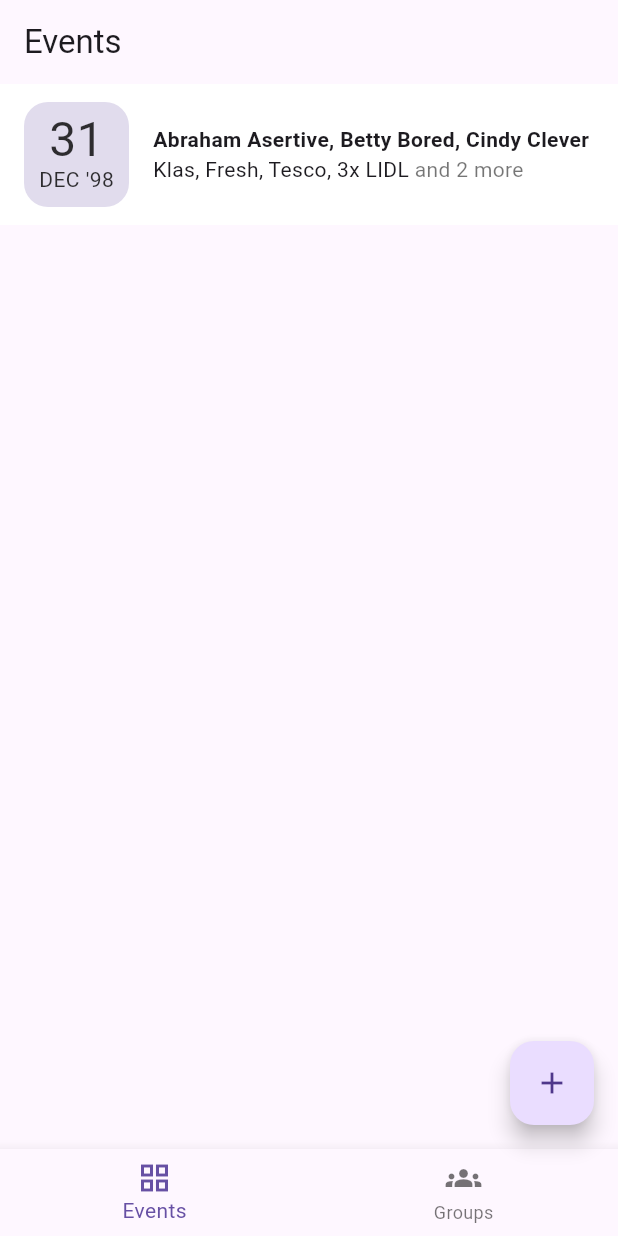
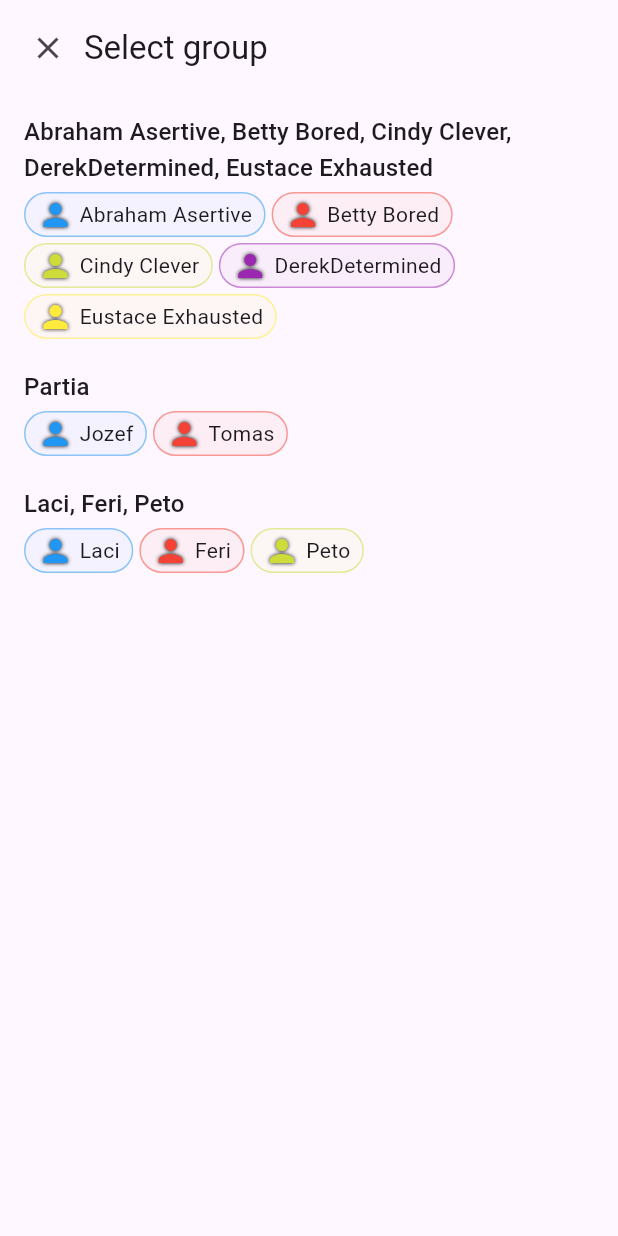
Before and after one commit to RoboBaranik/receipt_calculator, a Flutter app: the screen it shows after launch, after a tap on the "add" icon, on a phone screen of 412 x 824 dp. Run offline on Flutter 3.47's test engine with Material 2 defaults, Android fonts, the phone set to English and light mode, and no system bars; our stand-ins replace expandable, flutter_slidable; missing offline and left inert: dart:ffi, qr_code_scanner.

Commit message:
Adding events

```diff
--- a/lib/data/receipt_payment.dart
+++ b/lib/data/receipt_payment.dart
@@ -106,18 +106,19 @@ class Event {
 
   List<String> allStoresToString([int? maxLength]) {
     // Join duplicate store names with prefixed multiplicator
-    List<String> storeNames = //receipts.map((receipt) => receipt.name)
-        [
-      'LIDL',
-      'Fresh',
-      'LIDL',
-      'LIDL',
-      'Tesco',
-      'Klas',
-      'Kaufland',
-      'Kaufland',
-      'Test store'
-    ]
+    List<String> storeNames = receipts
+        .map((receipt) => receipt.name)
+        //     [
+        //   'LIDL',
+        //   'Fresh',
+        //   'LIDL',
+        //   'LIDL',
+        //   'Tesco',
+        //   'Klas',
+        //   'Kaufland',
+        //   'Kaufland',
+        //   'Test store'
+        // ]
         .groupFoldBy((name) => name, (previous, name) {
           if (previous == null) {
             return 1;
@@ -161,6 +162,12 @@ class Event {
     }
     return shortened;
   }
+
+  @override
+  String toString() {
+    // TODO: implement toString
+    return 'Event of group ${group.toString()} created in $timeCreated with ${receipts.length} receipts';
+  }
 }
 
 class PersonGroup {
--- a/lib/helper.dart
+++ b/lib/helper.dart
@@ -44,6 +44,16 @@ class Helper {
 
   static String dateToShortYearString(DateTime time) {
     return DateFormat("''yy", Helper.locale).format(time);
+  }
+
+  static DateTime mergeDateAndTime(
+      [DateTime? date, TimeOfDay? time, DateTime? defaultDate]) {
+    defaultDate ??= DateTime.now();
+    time ??= TimeOfDay.now();
+    if (date == null) {
+      return defaultDate;
+    }
+    return DateTime(date.year, date.month, date.day, time.hour, time.minute);
   }
 
   static DateTime? jsonDateParse(String time) {
--- a/lib/pages/receipt_groups_page.dart
+++ b/lib/pages/receipt_groups_page.dart
@@ -4,7 +4,9 @@ import 'package:receipt_calculator/data/receipt_payment.dart';
 import 'package:receipt_calculator/helper.dart';
 import 'package:receipt_calculator/routes.dart';
 import 'package:receipt_calculator/widgets/drawer.dart';
+import 'package:receipt_calculator/widgets/person_chip.dart';
 import 'package:receipt_calculator/widgets/receipt_groups/date.dart';
+import 'package:receipt_calculator/widgets/receipt_groups/dialog_event_add.dart';
 
 class ReceiptGroupsPage extends StatefulWidget {
   static const String route = 'groups';
@@ -23,16 +25,50 @@ class ReceiptGroupsPage extends StatefulWidget {
   State<ReceiptGroupsPage> createState() => _ReceiptGroupsPageState();
 }
 
-enum _ReceiptGroupsPageTab { groups, members }
+enum _ReceiptGroupsPageTab { events, members }
 
 class _ReceiptGroupsPageState extends State<ReceiptGroupsPage> {
-  _ReceiptGroupsPageTab selectedTab = _ReceiptGroupsPageTab.groups;
+  _ReceiptGroupsPageTab selectedTab = _ReceiptGroupsPageTab.events;
+
+  void openEvent(Event event) {
+    Navigator.pushNamed(context, Routes.receiptList, arguments: event);
+  }
+
+  void createEvent() {
+    showDialog<PersonGroup>(
+      context: context,
+      builder: (_) => DialogEventAdd(groups: widget.memberGroups),
+    ).then((group) {
+      if (group == null) return;
+      showDatePicker(
+              context: context,
+              initialDate: DateTime.now(),
+              firstDate: DateTime(1970),
+              lastDate: DateTime(3000))
+          .then((date) async {
+        if (date == null) {
+          Event createdEvent = Event(group: group);
+          widget.events.add(createdEvent);
+          setState(() {});
+          return;
+        }
+        TimeOfDay? time = await showTimePicker(
+            context: context, initialTime: TimeOfDay.now());
+        date = Helper.mergeDateAndTime(date, time);
+
+        Event createdEvent = Event(group: group, created: date);
+        widget.events.add(createdEvent);
+        setState(() {});
+      });
+      // debugPrint('Group ${group.toString()} was selected');
+    });
+  }
 
   @override
   Widget build(BuildContext context) {
     return Scaffold(
       appBar: AppBar(
-          title: selectedTab == _ReceiptGroupsPageTab.groups
+          title: selectedTab == _ReceiptGroupsPageTab.events
               ? const Text('Events')
               : const Text('Groups')),
       // drawer: const Drawer(
@@ -40,16 +76,9 @@ class _ReceiptGroupsPageState extends State<ReceiptGroupsPage> {
       // ),
       floatingActionButton: FloatingActionButton(
         onPressed: () {
-          // showDialog<Receipt>(
-          //   context: context,
-          //   builder: (_) => const DialogReceiptAdd(),
-          // ).then((createdReceipt) {
-          //   if (createdReceipt != null) {
-          //     debugPrint('New receipt $createdReceipt');
-          //     widget.group.receipts.add(createdReceipt);
-          //     setState(() {});
-          //   }
-          // });
+          if (selectedTab == _ReceiptGroupsPageTab.events) {
+            createEvent();
+          }
         },
         child: const Icon(Icons.add),
       ),
@@ -71,15 +100,14 @@ class _ReceiptGroupsPageState extends State<ReceiptGroupsPage> {
     return ListView.separated(
         itemBuilder: (context, index) {
           Event event = widget.events.elementAt(index);
-          String groupName =
-              'Abraham Asertive, Betty Bored, Cindy Clever'; //event.group.toString();
+          String groupName = event.group.toString();
+          // 'Abraham Asertive, Betty Bored, Cindy Clever';
 
           List<String> stores = event.allStoresToString(39);
           return GestureDetector(
             behavior: HitTestBehavior.opaque,
             onTap: () {
-              Navigator.pushNamed(context, Routes.receiptList,
-                  arguments: event);
+              openEvent(event);
             },
             child: Container(
               decoration: const BoxDecoration(color: Colors.white),
@@ -145,7 +173,7 @@ class _ReceiptGroupsPageState extends State<ReceiptGroupsPage> {
             color: Colors.black12,
           );
         },
-        itemCount: 1);
+        itemCount: widget.events.length);
   }
 
   Widget membersTab() {
@@ -167,31 +195,8 @@ class _ReceiptGroupsPageState extends State<ReceiptGroupsPage> {
                   spacing: 4,
                   runSpacing: 4,
                   children: group.members
-                      .mapIndexed((index, member) => Container(
-                            decoration: BoxDecoration(
-                                color: Helper.colorPerPerson[index % 10]
-                                    .withOpacity(0.05),
-                                border: Border.all(
-                                    color: Helper.colorPerPerson[index % 10]
-                                        .withOpacity(0.5)),
-                                borderRadius: BorderRadius.circular(16)),
-                            padding: const EdgeInsets.symmetric(
-                                vertical: 2, horizontal: 8),
-                            child: Row(
-                              mainAxisSize: MainAxisSize.min,
-                              children: [
-                                Icon(
-                                  Icons.person,
-                                  color: Helper.colorPerPerson[index % 10],
-                                  shadows: const [
-                                    Shadow(color: Colors.black, blurRadius: 3)
-                                  ],
-                                ),
-                                const SizedBox(width: 4),
-                                Text(member.name)
-                              ],
-                            ),
-                          ))
+                      .mapIndexed((index, member) =>
+                          PersonChip(index: index, member: member))
                       .toList(),
                 ),
                 // ...group.members
--- /dev/null
+++ b/lib/widgets/fullscreen_dialog.dart
@@ -0,0 +1,48 @@
+import 'package:flutter/material.dart';
+
+class FullscreenDialog extends StatefulWidget {
+  final String title;
+  final Widget? confirmButton;
+  final Widget child;
+  const FullscreenDialog(
+      {super.key,
+      required this.title,
+      this.confirmButton,
+      required this.child});
+
+  @override
+  State<FullscreenDialog> createState() => _FullscreenDialogState();
+}
+
+class _FullscreenDialogState extends State<FullscreenDialog> {
+  @override
+  Widget build(BuildContext context) {
+    Widget header = Row(
+      children: [
+        IconButton(
+            onPressed: () {
+              Navigator.pop(context);
+            },
+            icon: const Icon(Icons.close)),
+        Text('Select group', style: Theme.of(context).textTheme.titleLarge),
+      ],
+    );
+    if (widget.confirmButton != null) {
+      header = Row(
+        mainAxisAlignment: MainAxisAlignment.spaceBetween,
+        children: [header, widget.confirmButton!],
+      );
+    }
+    return Dialog.fullscreen(
+      child: Column(
+        children: [
+          Container(
+            padding: const EdgeInsets.fromLTRB(8, 8, 8, 12),
+            child: header,
+          ),
+          Expanded(child: widget.child),
+        ],
+      ),
+    );
+  }
+}
--- /dev/null
+++ b/lib/widgets/person_chip.dart
@@ -0,0 +1,33 @@
+import 'package:flutter/material.dart';
+import 'package:receipt_calculator/data/receipt_payment.dart';
+import 'package:receipt_calculator/helper.dart';
+
+class PersonChip extends StatelessWidget {
+  final int index;
+  final Person member;
+  const PersonChip({super.key, required this.index, required this.member});
+
+  @override
+  Widget build(BuildContext context) {
+    return Container(
+      decoration: BoxDecoration(
+          color: Helper.colorPerPerson[index % 10].withOpacity(0.05),
+          border: Border.all(
+              color: Helper.colorPerPerson[index % 10].withOpacity(0.5)),
+          borderRadius: BorderRadius.circular(16)),
+      padding: const EdgeInsets.symmetric(vertical: 2, horizontal: 8),
+      child: Row(
+        mainAxisSize: MainAxisSize.min,
+        children: [
+          Icon(
+            Icons.person,
+            color: Helper.colorPerPerson[index % 10],
+            shadows: const [Shadow(color: Colors.black, blurRadius: 3)],
+          ),
+          const SizedBox(width: 4),
+          Text(member.name)
+        ],
+      ),
+    );
+  }
+}
--- /dev/null
+++ b/lib/widgets/receipt_groups/dialog_event_add.dart
@@ -0,0 +1,57 @@
+import 'package:collection/collection.dart';
+import 'package:flutter/material.dart';
+import 'package:receipt_calculator/data/receipt_payment.dart';
+import 'package:receipt_calculator/widgets/fullscreen_dialog.dart';
+import 'package:receipt_calculator/widgets/person_chip.dart';
+
+class DialogEventAdd extends StatelessWidget {
+  final List<PersonGroup> groups;
+  const DialogEventAdd({super.key, required this.groups});
+
+  @override
+  Widget build(BuildContext context) {
+    return FullscreenDialog(
+        title: 'Select group',
+        // confirmButton: TextButton(onPressed: () {}, child: const Text('Save')),
+        child: ListView.separated(
+            itemBuilder: (context, index) {
+              PersonGroup group = groups.elementAt(index);
+              return buildGroup(group, context);
+            },
+            separatorBuilder: (context, index) {
+              return Container(
+                height: 4,
+              );
+            },
+            itemCount: groups.length));
+  }
+
+  Widget buildGroup(PersonGroup group, BuildContext context) {
+    return InkWell(
+      onTap: () {
+        Navigator.pop(context, group);
+      },
+      child: Container(
+        padding: const EdgeInsets.symmetric(vertical: 8, horizontal: 16),
+        child: Column(
+          crossAxisAlignment: CrossAxisAlignment.start,
+          children: [
+            Text(
+              group.toString(),
+              style: Theme.of(context).textTheme.titleMedium,
+            ),
+            const SizedBox(height: 4),
+            Wrap(
+              spacing: 4,
+              runSpacing: 4,
+              children: group.members
+                  .mapIndexed((memberIndex, member) =>
+                      PersonChip(index: memberIndex, member: member))
+                  .toList(),
+            )
+          ],
+        ),
+      ),
+    );
+  }
+}
```
Lines whose indentation alone changed are shown as unchanged.
